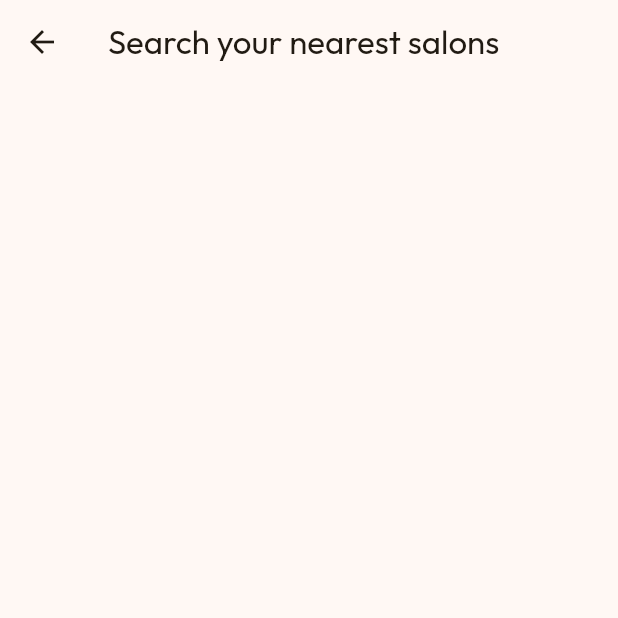
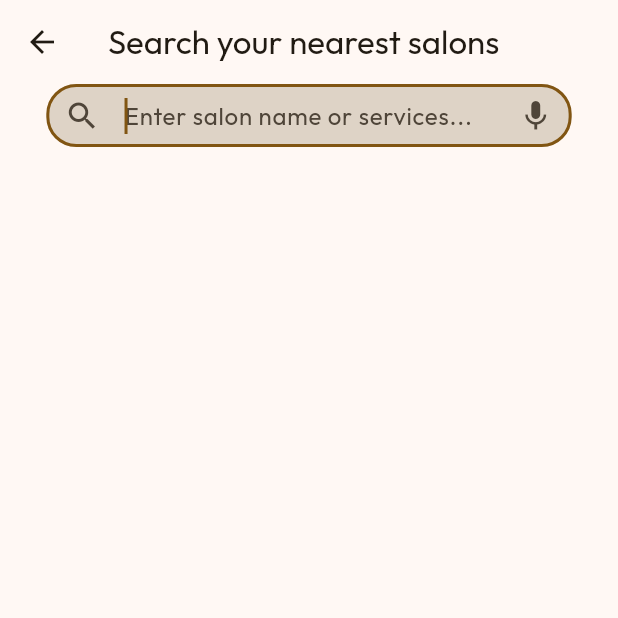
Before and after one commit to mayur-shastri/clipNGoApp, a Flutter app: the ScreenList screen opened directly, on a phone screen of 412 x 824 dp, the top half of it. Run offline on Flutter 3.47's test engine with Material 2 defaults, Android fonts, the phone set to English and light mode, and no system bars; our stand-ins replace carousel_slider, cloud_firestore, firebase_auth, firebase_core, flutter_otp_text_field, flutter_riverpod and 6 more; missing offline and left inert: flutter_time_slot_picker; accounts and stored records are empty.

Commit message:
search engine almost done

```diff
--- a/lib/screen/dashboard.dart
+++ b/lib/screen/dashboard.dart
@@ -165,7 +165,9 @@ class _DashboardState extends ConsumerState<Dashboard> {
             )
           : (_currentIndex == 1
               ? const MyFavourites()
-              : (_currentIndex == 2 ? const ProfileScreen() : MyBookings())),
+              : (_currentIndex == 2
+                  ? const ProfileScreen()
+                  : const MyBookings())),
     );
   }
 }
--- a/lib/screen/screen_list.dart
+++ b/lib/screen/screen_list.dart
@@ -1,16 +1,40 @@
 import 'package:flutter/material.dart';
+import 'package:salon_app/widgets/dashboard%20items/search_bar.dart';
+import 'package:salon_app/widgets/search_results_list.dart';
 
-class ScreenList extends StatelessWidget {
+class ScreenList extends StatefulWidget {
   const ScreenList({super.key});
+
+  @override
+  State<ScreenList> createState() => _ScreenListState();
+}
+
+class _ScreenListState extends State<ScreenList> {
+  List <Map<String, dynamic>> _searchResults = [];
+
+  void _onSearchResultsUpdated() {
+    setState(() {
+      _searchResults = searchResults;
+    });
+  }
 
   @override
   Widget build(BuildContext context) {
     return Scaffold(
         appBar: AppBar(
-          title: Text('Search your nearest salons'),
+          title: const Text('Search your nearest salons'),
         ),
         body: Column(
-          children: [],
+          children: [
+            Center(
+              child: MySearchBar(
+                  isMainPage: false,
+                  onSearchResultsUpdated: _onSearchResultsUpdated),
+            ),
+            Expanded(
+              child: SearchResultsList(latestSearchResults: _searchResults),
+            ),
+          ],
         ));
   }
 }
--- a/lib/widgets/dashboard items/dash_upper.dart
+++ b/lib/widgets/dashboard items/dash_upper.dart
@@ -52,7 +52,7 @@ class _FavSalonMessageState extends State<FavSalonMessage>
             const SizedBox(
               height: 20,
             ),
-            const MySearchBar(),
+            const MySearchBar(isMainPage: true,),
           ],
         ),
       ),
--- a/lib/widgets/dashboard items/search_bar.dart
+++ b/lib/widgets/dashboard items/search_bar.dart
@@ -1,25 +1,93 @@
+import 'dart:async';
+
+import 'package:cloud_firestore/cloud_firestore.dart';
 import 'package:flutter/material.dart';
 import 'package:salon_app/screen/screen_list.dart';
 
+List<Map<String, dynamic>> searchResults =
+    []; // a list containing Map<String, dynamic> items
+
 class MySearchBar extends StatefulWidget {
-  const MySearchBar({super.key});
-
+  const MySearchBar(
+      {super.key, required this.isMainPage, this.onSearchResultsUpdated});
+  final bool isMainPage;
+  final void Function()? onSearchResultsUpdated;
   @override
   State<MySearchBar> createState() => _MySearchBarState();
 }
 
 class _MySearchBarState extends State<MySearchBar> {
   final _searchBarText = TextEditingController();
+  final _focusNode = FocusNode();
+  String? _previousSearchQuery;
+  StreamSubscription<QuerySnapshot>? _searchSubscription;
+
+  @override
+  void dispose() {
+    _focusNode.dispose();
+    super.dispose();
+  }
+
+  @override
+  void initState() {
+    super.initState();
+    if (!widget.isMainPage) {
+      // Future.delayed(const Duration(milliseconds: 500), () {
+      //   FocusScope.of(context).requestFocus(_focusNode);
+      // });
+      Future(() {
+        FocusScope.of(context).requestFocus(_focusNode);
+      }); //No delay. keyboard opens immediately.
+    }
+  }
+
+  void updateList(String searchQuery) async {
+    // to make it case insensitive, the document must have
+    // a field that has salon name in lowercase, which can then
+    // be compared with searchQuery.lowercase() in this function.
+    if (searchQuery == _previousSearchQuery) {
+      return;
+    }
+    _previousSearchQuery = searchQuery;
+    searchResults.clear();
+    if (searchQuery == '') {
+      widget.onSearchResultsUpdated!();
+      return;
+    }
+    _searchSubscription?.cancel();
+    _searchSubscription = FirebaseFirestore.instance
+        .collection('dummy_salons')
+        .where('name', isGreaterThanOrEqualTo: searchQuery)
+        .where('name', isLessThan: '${searchQuery}z')
+        .snapshots()
+        .listen((querySnapshot) {
+      searchResults.clear();
+      for (final doc in querySnapshot.docs) {
+        final data = doc.data();
+        searchResults.add(data);
+      }
+      widget.onSearchResultsUpdated!();
+    });
+  }
+
   @override
   Widget build(BuildContext context) {
     return SizedBox(
       height: 42,
       width: MediaQuery.of(context).size.width * 0.85,
       child: TextField(
-        readOnly: true,
-        onTap: () => Navigator.of(context).push(MaterialPageRoute(
-          builder: (ctx) => const ScreenList(),
-        )),
+        focusNode: _focusNode,
+        onTap: () {
+          if (widget.isMainPage) {
+            _focusNode.unfocus();
+            Navigator.of(context).push(MaterialPageRoute(
+              builder: (ctx) => const ScreenList(),
+            ));
+          }
+        },
+        onChanged: (value) {
+          updateList(value);
+        },
         controller: _searchBarText,
         decoration: InputDecoration(
           filled: true,
--- /dev/null
+++ b/lib/widgets/search_results_list.dart
@@ -0,0 +1,24 @@
+import 'package:flutter/material.dart';
+import 'package:salon_app/widgets/search_results_card.dart';
+
+class SearchResultsList extends StatefulWidget {
+  const SearchResultsList({super.key, required this.latestSearchResults});
+  final List<Map<String, dynamic>> latestSearchResults;
+  @override
+  State<SearchResultsList> createState() => _SearchListSResultstate();
+}
+
+class _SearchListSResultstate extends State<SearchResultsList> {
+  @override
+  Widget build(BuildContext context) {
+    return ListView.builder(
+      itemCount: widget.latestSearchResults.length,
+      itemBuilder: (ctx, index) {
+        return SearchResultsCard(
+          imageURL: widget.latestSearchResults[index]['image'],
+          name: widget.latestSearchResults[index]['name'],
+        );
+      },
+    );
+  }
+}
```
Also changed, not shown: lib/widgets/search_results_card.dart (added, +33 -0 lines), pubspec.lock.
